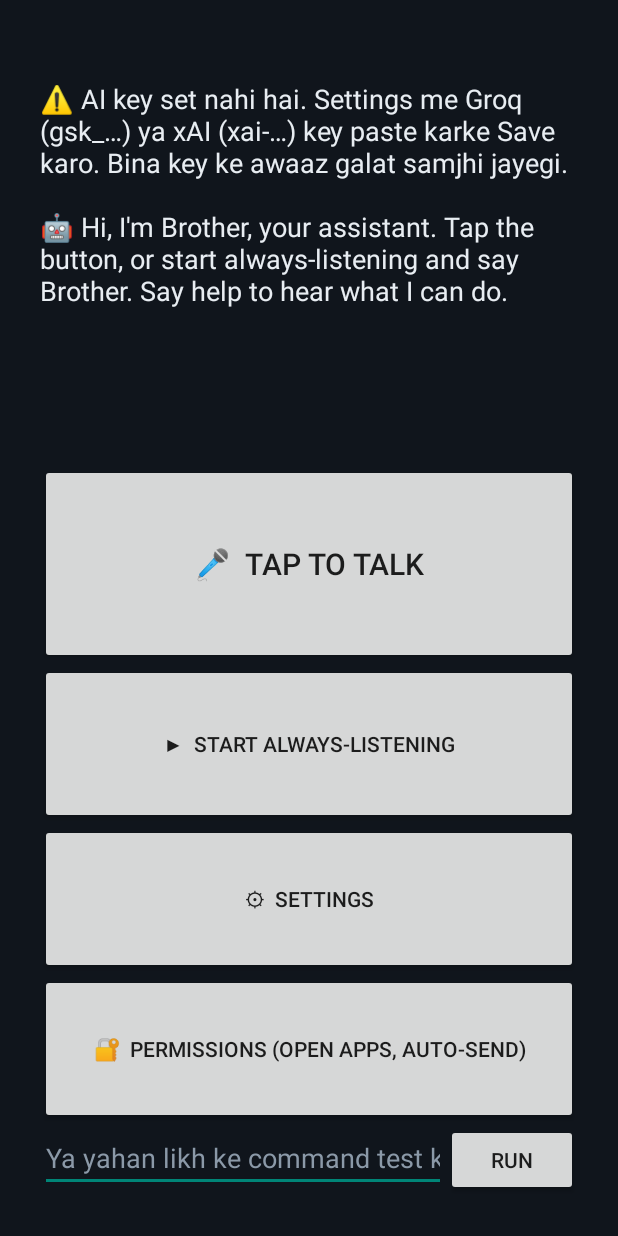
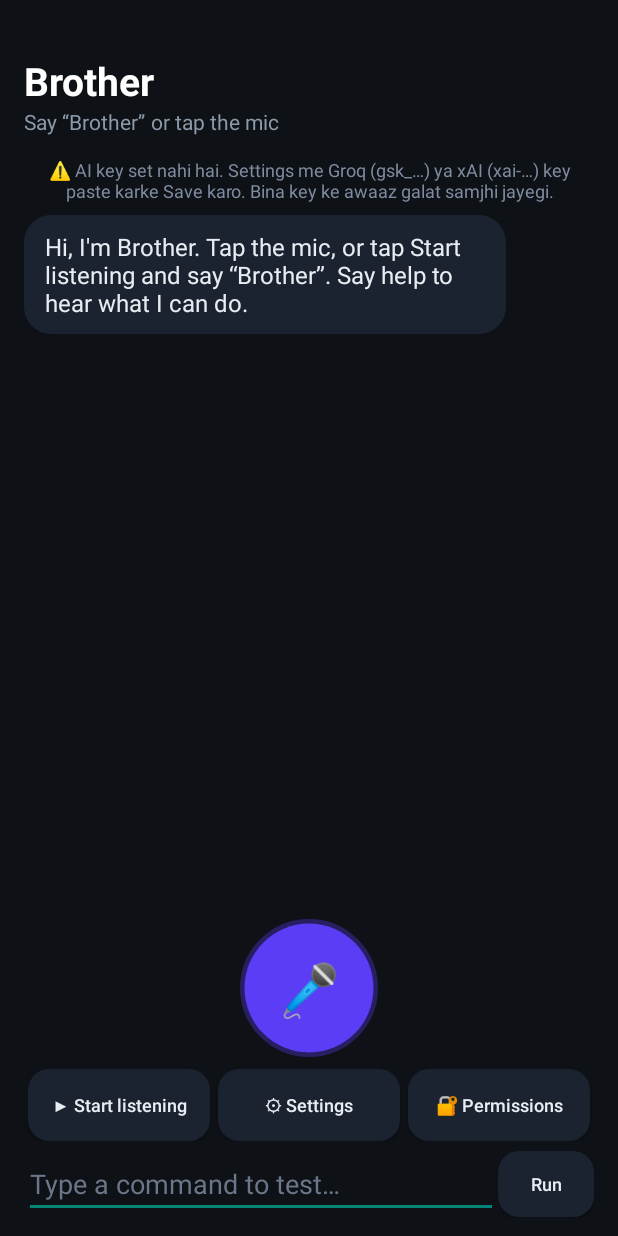
Before and after one commit to Mrkarankp/assis, an Android app: the screen it shows after launch (MainActivity), on a phone screen of 412 x 824 dp. Run offline under Robolectric (Android 15) with nearby library versions, the phone set to English and light mode, and no system bars.

Commit message:
Add files via upload

```diff
--- /dev/null
+++ b/app/src/main/java/com/example/assistant/ChatView.kt
@@ -0,0 +1,47 @@
+package com.example.assistant
+
+import android.content.Context
+import android.graphics.drawable.GradientDrawable
+import android.view.Gravity
+import android.view.View
+import android.widget.LinearLayout
+import android.widget.ScrollView
+import android.widget.TextView
+
+class ChatView(private val ctx: Context, private val scroll: ScrollView) {
+    val box = LinearLayout(ctx).apply { orientation = LinearLayout.VERTICAL }
+    private val d = ctx.resources.displayMetrics.density
+    private fun dp(v: Int) = (v * d).toInt()
+
+    private fun bubble(text: String, bg: Int, fg: Int, side: Int, caption: String? = null) {
+        val tv = TextView(ctx).apply {
+            this.text = text; textSize = 16f; setTextColor(fg); setPadding(dp(14), dp(10), dp(14), dp(10))
+            background = GradientDrawable().apply { setColor(bg); cornerRadius = dp(18).toFloat() }
+            maxWidth = (ctx.resources.displayMetrics.widthPixels * 0.78).toInt()
+        }
+        val col = LinearLayout(ctx).apply { orientation = LinearLayout.VERTICAL }
+        col.addView(tv)
+        if (caption != null) col.addView(TextView(ctx).apply { this.text = caption; textSize = 10f; setTextColor(0xFF6B7788.toInt()); setPadding(dp(6), dp(2), dp(6), 0) })
+        box.addView(col, LinearLayout.LayoutParams(-2, -2).apply { this.gravity = side; setMargins(0, dp(4), 0, dp(4)) })
+    }
+
+    fun setTextColor(c: Int) {}
+
+    fun append(raw: String) {
+        val s = raw.trim(); if (s.isEmpty()) return
+        fun strip(p: String) = s.removePrefix(p).removePrefix("\uFE0F").trim()
+        when {
+            s.startsWith("\uD83E\uDD16") -> bubble(strip("\uD83E\uDD16"), 0xFF1B2230.toInt(), 0xFFE8EDF2.toInt(), Gravity.START)
+            s.startsWith("\uD83E\uDDD1") || s.startsWith("\u2328") -> {
+                val body = if (s.startsWith("\u2328")) strip("\u2328") else strip("\uD83E\uDDD1")
+                val m = Regex("^\\[(\\w+)\\]\\s*(.*)$", RegexOption.DOT_MATCHES_ALL).find(body)
+                if (m != null) bubble(m.groupValues[2], 0xFF5B3DF5.toInt(), 0xFFFFFFFF.toInt(), Gravity.END, "via " + m.groupValues[1])
+                else bubble(body, 0xFF5B3DF5.toInt(), 0xFFFFFFFF.toInt(), Gravity.END)
+            }
+            else -> box.addView(TextView(ctx).apply {
+                text = s; textSize = 12f; setTextColor(0xFF7F8CA0.toInt()); gravity = Gravity.CENTER; setPadding(dp(8), dp(4), dp(8), dp(4))
+            }, LinearLayout.LayoutParams(-1, -2))
+        }
+        scroll.post { scroll.fullScroll(View.FOCUS_DOWN) }
+    }
+}
--- a/app/src/main/java/com/example/assistant/MainActivity.kt
+++ b/app/src/main/java/com/example/assistant/MainActivity.kt
@@ -30,7 +30,8 @@ import java.util.Locale
 
 class MainActivity : Activity(), TextToSpeech.OnInitListener {
     private lateinit var tts: TextToSpeech
-    private lateinit var log: TextView
+    private lateinit var log: ChatView
+    private lateinit var statusTv: TextView
     private lateinit var scroll: ScrollView
     private lateinit var talk: Button
     private var recognizer: SpeechRecognizer? = null
@@ -41,32 +42,45 @@ class MainActivity : Activity(), TextToSpeech.OnInitListener {
         super.onCreate(b)
         installCrashLog(applicationContext)
         tts = TextToSpeech(this, this, "com.google.android.tts")
-        val root = LinearLayout(this).apply { orientation = LinearLayout.VERTICAL; setPadding(40, 80, 40, 40) }
-        log = TextView(this).apply { textSize = 18f }
-        scroll = ScrollView(this).apply { addView(log) }
-        talk = Button(this).apply { text = "🎤  Tap to talk"; textSize = 20f; setOnClickListener { talkViaService() } }
-        root.addView(scroll, LinearLayout.LayoutParams(-1, 0, 1f))
-        root.addView(talk, LinearLayout.LayoutParams(-1, 200).apply { gravity = Gravity.CENTER })
-        val bg = Button(this).apply { text = "▶  Start always-listening"; setOnClickListener { toggleService(this) } }
+        val d = resources.displayMetrics.density
+        fun dp(v: Int) = (v * d).toInt()
+        val root = LinearLayout(this).apply { orientation = LinearLayout.VERTICAL; setPadding(dp(16), dp(36), dp(16), dp(12)); setBackgroundColor(0xFF0E1116.toInt()) }
+        val title = TextView(this).apply { text = "Brother"; textSize = 26f; setTextColor(0xFFFFFFFF.toInt()); typeface = android.graphics.Typeface.DEFAULT_BOLD }
+        statusTv = TextView(this).apply { text = "Say “Brother” or tap the mic"; textSize = 14f; setTextColor(0xFF8B99A8.toInt()) }
+        root.addView(title); root.addView(statusTv)
+        scroll = ScrollView(this)
+        log = ChatView(this, scroll)
+        scroll.addView(log.box)
+        root.addView(scroll, LinearLayout.LayoutParams(-1, 0, 1f).apply { topMargin = dp(10) })
+        talk = Button(this).apply { text = "🎤"; textSize = 34f; setTextColor(0xFFFFFFFF.toInt()); setOnClickListener { talkViaService() } }
+        setOrb(0xFF5B3DF5.toInt())
+        root.addView(talk, LinearLayout.LayoutParams(dp(92), dp(92)).apply { gravity = Gravity.CENTER_HORIZONTAL; topMargin = dp(8); bottomMargin = dp(8) })
+        fun flat(label: String, f: (Button) -> Unit) = Button(this).apply {
+            text = label; textSize = 12f; transformationMethod = null; setTextColor(0xFFE8EDF2.toInt())
+            background = android.graphics.drawable.GradientDrawable().apply { setColor(0xFF1B2230.toInt()); cornerRadius = dp(14).toFloat() }
+            setOnClickListener { f(this) }
+        }
+        val bg = flat("▶ Start listening") { toggleService(it) }
         bgBtn = bg
-        root.addView(bg, LinearLayout.LayoutParams(-1, 160))
-        val st = Button(this).apply { text = "⚙  Settings"; setOnClickListener { settingsDialog() } }
-        root.addView(st, LinearLayout.LayoutParams(-1, 150))
-        val pb = Button(this).apply { text = "🔐  Permissions (open apps, auto-send)"; setOnClickListener { permDialog() } }
-        root.addView(pb, LinearLayout.LayoutParams(-1, 150))
-        val typed = EditText(this).apply { hint = "Ya yahan likh ke command test karo"; setTextColor(0xFFE8EDF2.toInt()); setHintTextColor(0xFF8B99A8.toInt()); setSingleLine() }
-        val go = Button(this).apply { text = "Run"; setOnClickListener { val v = typed.text.toString().trim(); if (v.isNotEmpty()) { log.append("⌨️ $v\n\n"); typedCmds.handle(v); typed.setText("") } } }
-        val row = LinearLayout(this).apply { orientation = LinearLayout.HORIZONTAL; addView(typed, LinearLayout.LayoutParams(0, -2, 1f)); addView(go, LinearLayout.LayoutParams(-2, -2)) }
-        root.addView(row, LinearLayout.LayoutParams(-1, -2))
+        val st1 = flat("⚙ Settings") { settingsDialog() }
+        val pb = flat("🔐 Permissions") { permDialog() }
+        val btnRow = LinearLayout(this).apply { orientation = LinearLayout.HORIZONTAL }
+        for (b2 in listOf(bg, st1, pb)) btnRow.addView(b2, LinearLayout.LayoutParams(0, dp(48), 1f).apply { setMargins(dp(3), 0, dp(3), 0) })
+        root.addView(btnRow, LinearLayout.LayoutParams(-1, -2))
+        val typed = EditText(this).apply { hint = "Type a command to test…"; setTextColor(0xFFE8EDF2.toInt()); setHintTextColor(0xFF6B7788.toInt()); setSingleLine() }
+        val go = flat("Run") { val v = typed.text.toString().trim(); if (v.isNotEmpty()) { log.append("⌨️ $v"); typedCmds.handle(v); typed.setText("") } }
+        val row = LinearLayout(this).apply { orientation = LinearLayout.HORIZONTAL; gravity = Gravity.CENTER_VERTICAL }
+        row.addView(typed, LinearLayout.LayoutParams(0, -2, 1f)); row.addView(go, LinearLayout.LayoutParams(dp(64), dp(44)))
+        root.addView(row, LinearLayout.LayoutParams(-1, -2).apply { topMargin = dp(6) })
         setContentView(root)
-        root.setBackgroundColor(0xFF10151C.toInt()); log.setTextColor(0xFFE8EDF2.toInt())
+        Bus.onState = { st2 -> applyState(st2) }
         Bus.onLog = { s -> log.append(s + "\n\n"); scroll.post { scroll.fullScroll(ScrollView.FOCUS_DOWN) } }
         val cf = java.io.File(filesDir, "crash.txt")
         if (cf.exists()) { log.append("⚠️ The app closed last time because of this error (send me a screenshot):\n" + cf.readText().take(700) + "\n\n"); cf.delete() }
         if ((getSharedPreferences("cfg", MODE_PRIVATE).getString("key", "") ?: "").isBlank()) log.append("⚠️ AI key set nahi hai. Settings me Groq (gsk_…) ya xAI (xai-…) key paste karke Save karo. Bina key ke awaaz galat samjhi jayegi.\n\n")
         if (checkSelfPermission(Manifest.permission.READ_CONTACTS) != PackageManager.PERMISSION_GRANTED)
             requestPermissions(arrayOf(Manifest.permission.READ_CONTACTS, Manifest.permission.CALL_PHONE), 3)
-        say("Hi, I'm Brother, your assistant. Tap the button, or start always-listening and say Brother. Say help to hear what I can do.")
+        log.append("🤖 Hi, I'm Brother. Tap the mic, or tap Start listening and say “Brother”. Say help to hear what I can do.")
         if (intent?.action == Intent.ACTION_ASSIST) { talkViaService() }
     }
 
@@ -138,6 +152,23 @@ class MainActivity : Activity(), TextToSpeech.OnInitListener {
 
     private fun hindi() = getSharedPreferences("cfg", MODE_PRIVATE).getBoolean("hi", false)
 
+    private fun setOrb(c: Int) {
+        val dd = resources.displayMetrics.density
+        talk.background = android.graphics.drawable.GradientDrawable().apply {
+            shape = android.graphics.drawable.GradientDrawable.OVAL; setColor(c); setStroke((6 * dd).toInt(), (c and 0x00FFFFFF) or 0x55000000)
+        }
+    }
+
+    private fun applyState(s: String) {
+        val wk = getSharedPreferences("cfg", MODE_PRIVATE).getString("wake", "brother") ?: "brother"
+        when (s) {
+            "listening" -> { setOrb(0xFF19C3FF.toInt()); statusTv.text = "Listening…" }
+            "thinking" -> { setOrb(0xFFFFB020.toInt()); statusTv.text = "Thinking…" }
+            "speaking" -> { setOrb(0xFF2ECC71.toInt()); statusTv.text = "Speaking…" }
+            else -> { setOrb(0xFF5B3DF5.toInt()); statusTv.text = "Say “$wk” or tap the mic" }
+        }
+    }
+
     private fun permDialog() {
         val ov = Settings.canDrawOverlays(this); val ac = SendAccessibility.enabled(this)
         AlertDialog.Builder(this).setTitle("Phone permissions")
@@ -172,16 +203,18 @@ class MainActivity : Activity(), TextToSpeech.OnInitListener {
             setSelection(maxOf(0, langs.indexOf(sp.getString("lang", "hi"))))
         }
         val conf = CheckBox(this).apply { text = "Ask me (yes/no) before sending or calling"; isChecked = sp.getBoolean("confirm", true) }
+        val follow = CheckBox(this).apply { text = "Follow-up mode (keep listening after my answers)"; isChecked = sp.getBoolean("follow", true) }
+        val city = field("Home city for weather", sp.getString("city", "Delhi"))
         val auto = CheckBox(this).apply { text = "Auto-send WhatsApp messages (needs Accessibility)"; isChecked = sp.getBoolean("autosend", true) }
         val goog = CheckBox(this).apply { text = "Use Google recognition when online (more accurate)"; isChecked = sp.getBoolean("google", true) }
-        listOf(key, wake, mem, spin, deep, hi, conf, goog, auto).forEach { box.addView(it) }
+        listOf(key, wake, city, mem, spin, deep, hi, conf, follow, goog, auto).forEach { box.addView(it) }
         AlertDialog.Builder(this).setTitle("Settings").setView(ScrollView(this).apply { addView(box) })
             .setPositiveButton("Save") { _, _ ->
                 sp.edit().putString("key", key.text.toString().trim())
                     .putString("wake", wake.text.toString().trim().lowercase().ifEmpty { "brother" })
                     .putString("mem", mem.text.toString().trim().let { if (it.isEmpty()) "" else it + "\n" })
                     .putString("voice", if (spin.selectedItemPosition > 0) names[spin.selectedItemPosition - 1] else "")
-                    .putBoolean("deep", deep.isChecked).putString("lang", langs[hi.selectedItemPosition]).putBoolean("confirm", conf.isChecked).putBoolean("google", goog.isChecked).putBoolean("autosend", auto.isChecked).apply()
+                    .putBoolean("deep", deep.isChecked).putString("lang", langs[hi.selectedItemPosition]).putBoolean("confirm", conf.isChecked).putBoolean("google", goog.isChecked).putBoolean("autosend", auto.isChecked).putBoolean("follow", follow.isChecked).putString("city", city.text.toString().trim().ifEmpty { "Delhi" }).apply()
                 say("Saved. Restart always-listening to apply a new wake word.")
             }.setNegativeButton("Cancel", null).show()
     }
@@ -212,5 +245,5 @@ class MainActivity : Activity(), TextToSpeech.OnInitListener {
         if (!Settings.canDrawOverlays(this)) log.append("ℹ️ Optional: to open apps while you're away, allow Display over other apps in this app's settings.\n\n")
     }
 
-    override fun onDestroy() { Bus.onLog = null; recognizer?.destroy(); tts.shutdown(); super.onDestroy() }
+    override fun onDestroy() { Bus.onLog = null; Bus.onState = null; recognizer?.destroy(); tts.shutdown(); super.onDestroy() }
 }
```
Also changed, not shown: app/src/main/java/com/example/assistant/Commands.kt (+46 -8 lines), app/src/main/java/com/example/assistant/ListenService.kt (+25 -10 lines).
